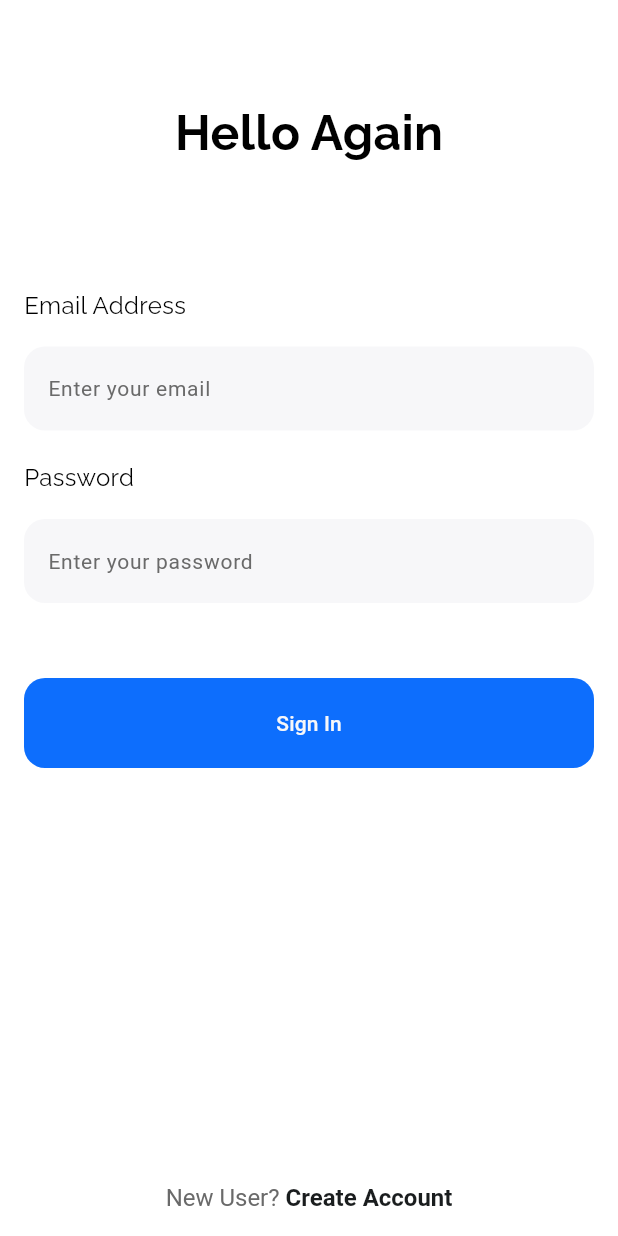
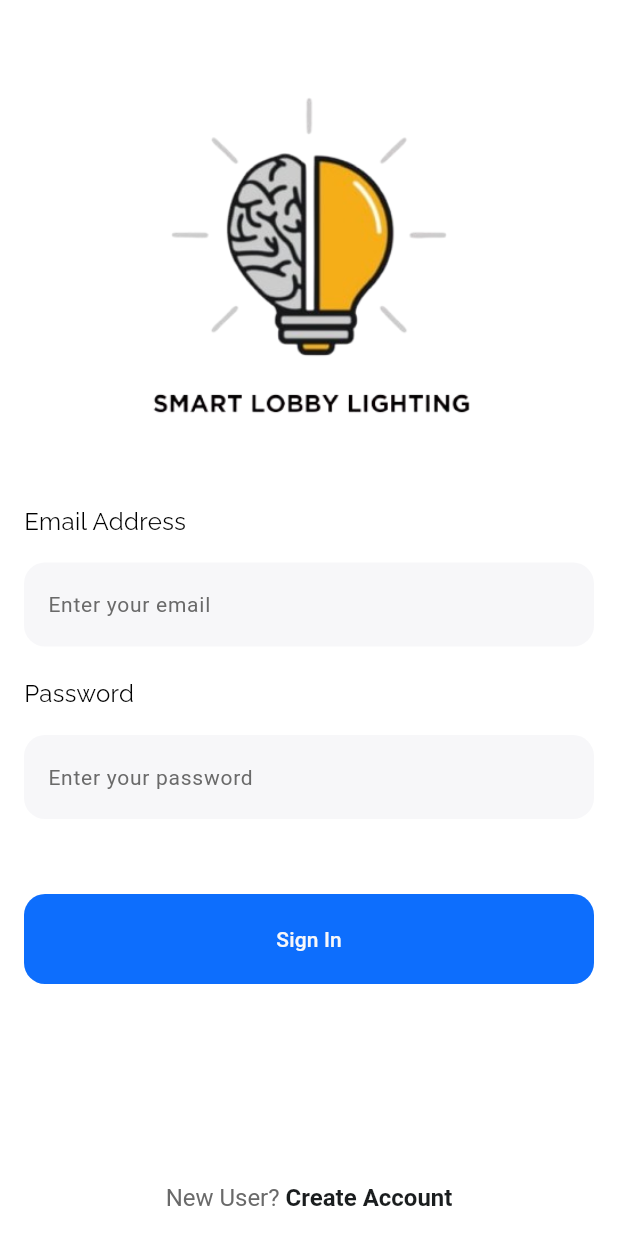
Before and after one commit to ezzzep/SMART-LOBBY-LIGHTING, a Flutter app: the screen it shows after launch, on a phone screen of 412 x 824 dp. Run offline on Flutter 3.47's test engine with Material 3 defaults, Android fonts, the phone set to English and light mode, and no system bars; our stand-ins replace firebase_auth, firebase_core, fluttertoast, google_fonts; accounts and stored records are empty.

Commit message:
Image added

```diff
--- a/lib/screens/login/login_screen.dart
+++ b/lib/screens/login/login_screen.dart
@@ -39,9 +39,9 @@ class _LoginState extends State<Login> {
                 child: Column(
                   mainAxisAlignment: MainAxisAlignment.center,
                   children: [
-                    const SizedBox(height: 50), // Extra spacing for balance
+                    const SizedBox(height: 20), // Extra spacing for balance
                     _buildHeader(),
-                    const SizedBox(height: 80),
+                    const SizedBox(height: 40),
                     _emailAddress(),
                     const SizedBox(height: 20),
                     _password(),
@@ -59,17 +59,16 @@ class _LoginState extends State<Login> {
   }
 
   Widget _buildHeader() {
-    return Center(
-      child: Text(
-        'Hello Again',
-        style: GoogleFonts.raleway(
-          textStyle: const TextStyle(
-            color: Colors.black,
-            fontWeight: FontWeight.bold,
-            fontSize: 32,
-          ),
+    return Column(
+      mainAxisSize: MainAxisSize.min,
+      children: [
+        Image.asset(
+          'assets/login/smart_lighting_icon.png',
+          width: 260,
+          height: 260,
+          fit: BoxFit.cover,
         ),
-      ),
+      ],
     );
   }
 
@@ -156,7 +155,7 @@ class _LoginState extends State<Login> {
           context: context,
         );
 
-         if (!mounted) return; // ✅ Prevents async issues with context
+        if (!mounted) return; // ✅ Prevents async issues with context
 
         if (loginSuccess) {
           Navigator.pushReplacement(
--- a/pubspec.yaml
+++ b/pubspec.yaml
@@ -62,9 +62,9 @@ flutter:
   uses-material-design: true
 
   # To add assets to your application, add an assets section, like this:
-  # assets:
-  #   - images/a_dot_burr.jpeg
-  #   - images/a_dot_ham.jpeg
+  assets:
+     - assets/login/smart_lighting_icon.png
+
 
   # An image asset can refer to one or more resolution-specific "variants", see
   # https://flutter.dev/to/resolution-aware-images
```
Also changed, not shown: assets/login/smart_lighting_icon.png (added), 1 other file.
